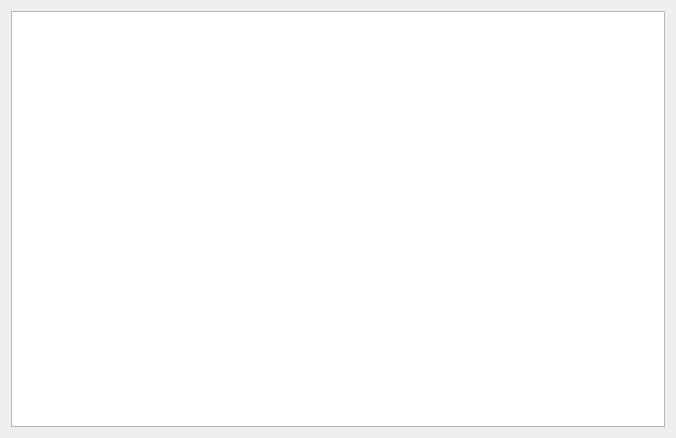
First picture: the form in SegmentationTimer/Resources/UI/SegmentationTimer.ui, repository HOA-2/SlicerNeuroSegmentation, before the edit.
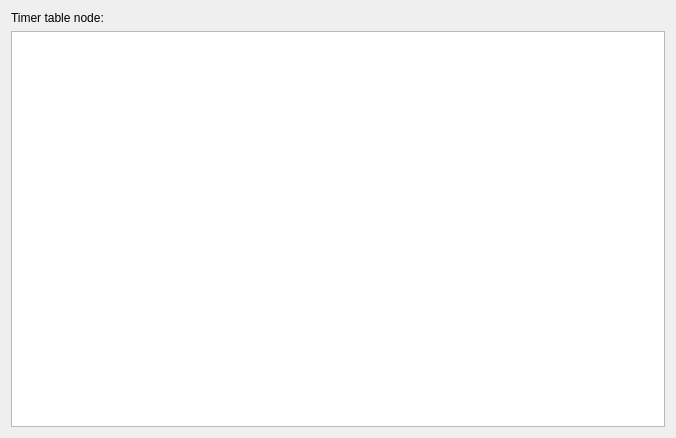
Second picture: the form after the edit. Custom widgets are drawn as their Qt base class.

Commit message:
Allow users to change the active table node
- Move logic to new logic SegmentationTimerModuleLogic class
- Initialize module logic on startup

What changed in the file:
```diff
--- a/SegmentationTimer/Resources/UI/SegmentationTimer.ui
+++ b/SegmentationTimer/Resources/UI/SegmentationTimer.ui
@@ -11,12 +11,43 @@
    </rect>
   </property>
   <layout class="QVBoxLayout" name="verticalLayout">
+   <item>
+    <layout class="QHBoxLayout" name="horizontalLayout">
+     <item>
+      <widget class="QLabel" name="label">
+       <property name="text">
+        <string>Timer table node:</string>
+       </property>
+      </widget>
+     </item>
+     <item>
+      <widget class="qMRMLNodeComboBox" name="tableNodeSelector">
+       <property name="nodeTypes">
+        <stringlist>
+         <string>vtkMRMLTableNode</string>
+        </stringlist>
+       </property>
+       <property name="baseName">
+        <string>SegmentationTimerNode</string>
+       </property>
+       <property name="renameEnabled">
+        <bool>true</bool>
+       </property>
+      </widget>
+     </item>
+    </layout>
+   </item>
    <item>
     <widget class="qMRMLTableView" name="statisticsTable"/>
    </item>
   </layout>
  </widget>
  <customwidgets>
+  <customwidget>
+   <class>qMRMLNodeComboBox</class>
+   <extends>QWidget</extends>
+   <header>qMRMLNodeComboBox.h</header>
+  </customwidget>
   <customwidget>
    <class>qMRMLTableView</class>
    <extends>QTableView</extends>
```
Left out of the diff: 19 changed lines with no effect on the pictures. The commit also changes 1 other file.
